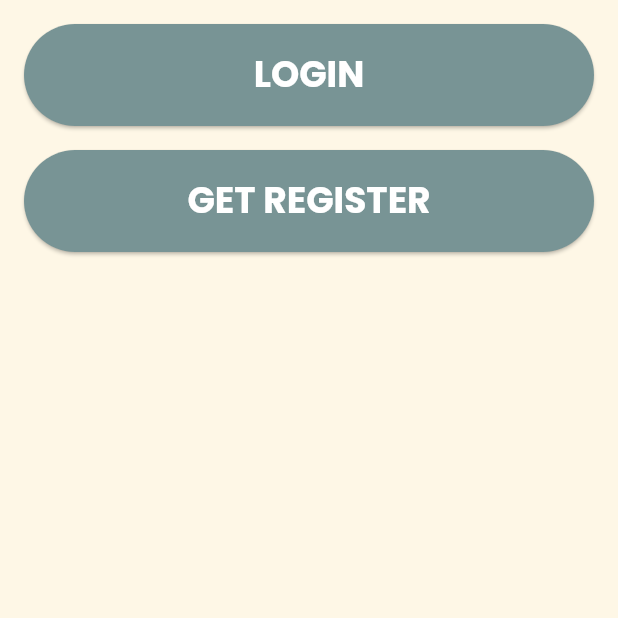
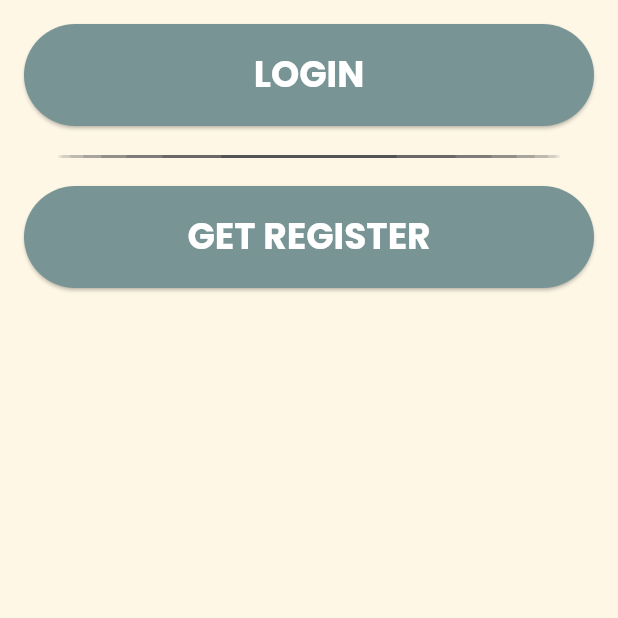
Before and after one commit to Mona-Badran/muse-frontend, a Flutter app: the screen it shows after launch, on a phone screen of 412 x 824 dp, the top half of it. Run offline on Flutter 3.47's test engine with Material 3 defaults, Android fonts, the phone set to English and light mode, and no system bars.

Commit message:
added the ellipse image in the login

```diff
--- a/lib/loginPage.dart
+++ b/lib/loginPage.dart
@@ -17,8 +17,11 @@ class _LoginPageState extends State<LoginPage> {
           child: Column(
             children: <Widget>[
               Button("LOGIN"),
-              SizedBox.fromSize(
-                size: Size(0, 16),
+              SizedBox(
+                height: 40,
+                child: Image(
+                  image: AssetImage('assets/images/Ellipse 1.png'),
+                ),
               ),
               Button("GET REGISTER"),
             ],
```
